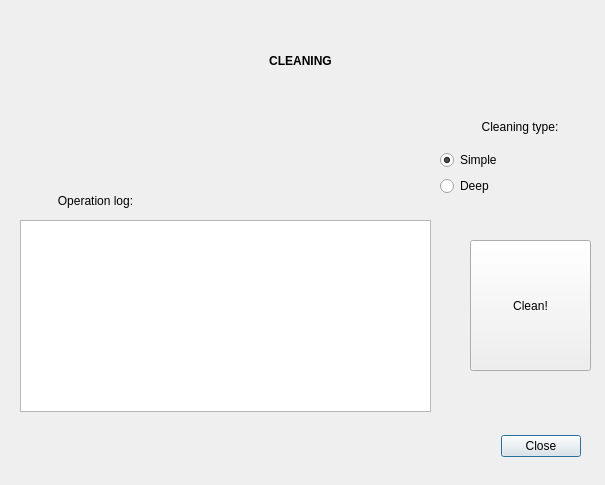
Atrate/qSchoolHelper, file ui/cleaning_dialog.ui: the form before one commit.
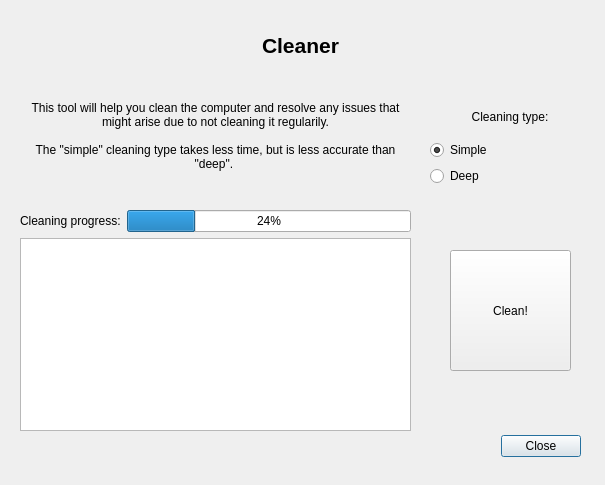
The form after the commit.

What changed in the file:
```diff
--- a/ui/cleaning_dialog.ui
+++ b/ui/cleaning_dialog.ui
@@ -36,51 +36,21 @@
    <property name="geometry">
     <rect>
      <x>20</x>
-     <y>20</y>
+     <y>10</y>
      <width>561</width>
-     <height>81</height>
+     <height>71</height>
     </rect>
    </property>
    <property name="font">
     <font>
+     <pointsize>16</pointsize>
      <weight>75</weight>
      <bold>true</bold>
      <kerning>false</kerning>
     </font>
    </property>
    <property name="text">
-    <string>CLEANING</string>
-   </property>
-   <property name="alignment">
-    <set>Qt::AlignCenter</set>
-   </property>
-  </widget>
-  <widget class="QTextBrowser" name="cleaning_log">
-   <property name="geometry">
-    <rect>
-     <x>20</x>
-     <y>220</y>
-     <width>411</width>
-     <height>192</height>
-    </rect>
-   </property>
-  </widget>
-  <widget class="QLabel" name="label_2">
-   <property name="geometry">
-    <rect>
-     <x>20</x>
-     <y>190</y>
-     <width>151</width>
-     <height>21</height>
-    </rect>
-   </property>
-   <property name="font">
-    <font>
-     <kerning>false</kerning>
-    </font>
-   </property>
-   <property name="text">
-    <string>Operation log:</string>
+    <string>Cleaner</string>
    </property>
    <property name="alignment">
     <set>Qt::AlignCenter</set>
@@ -89,10 +59,10 @@
   <widget class="QToolButton" name="clean_button">
    <property name="geometry">
     <rect>
-     <x>470</x>
-     <y>240</y>
+     <x>450</x>
+     <y>250</y>
      <width>121</width>
-     <height>131</height>
+     <height>121</height>
     </rect>
    </property>
    <property name="text">
@@ -102,8 +72,8 @@
   <widget class="QWidget" name="verticalLayoutWidget">
    <property name="geometry">
     <rect>
-     <x>440</x>
-     <y>110</y>
+     <x>430</x>
+     <y>100</y>
      <width>160</width>
      <height>86</height>
     </rect>
@@ -143,6 +113,56 @@
     </item>
    </layout>
   </widget>
+  <widget class="QWidget" name="gridLayoutWidget">
+   <property name="geometry">
+    <rect>
+     <x>20</x>
+     <y>210</y>
+     <width>391</width>
+     <height>221</height>
+    </rect>
+   </property>
+   <layout class="QGridLayout" name="gridLayout">
+    <item row="1" column="0" colspan="2">
+     <widget class="QTextBrowser" name="cleaning_log"/>
+    </item>
+    <item row="0" column="0">
+     <widget class="QLabel" name="label_4">
+      <property name="text">
+       <string>Cleaning progress:</string>
+      </property>
+     </widget>
+    </item>
+    <item row="0" column="1">
+     <widget class="QProgressBar" name="progress_bar">
+      <property name="value">
+       <number>24</number>
+      </property>
+     </widget>
+    </item>
+   </layout>
+  </widget>
+  <widget class="QLabel" name="label_5">
+   <property name="geometry">
+    <rect>
+     <x>20</x>
+     <y>80</y>
+     <width>391</width>
+     <height>111</height>
+    </rect>
+   </property>
+   <property name="text">
+    <string>This tool will help you clean the computer and resolve any issues that might arise due to not cleaning it regularily. 
+
+The &quot;simple&quot; cleaning type takes less time, but is less accurate than &quot;deep&quot;. </string>
+   </property>
+   <property name="alignment">
+    <set>Qt::AlignCenter</set>
+   </property>
+   <property name="wordWrap">
+    <bool>true</bool>
+   </property>
+  </widget>
  </widget>
  <resources/>
  <connections>
```
Left out of the diff: 4 changed lines with no effect on the pictures.
